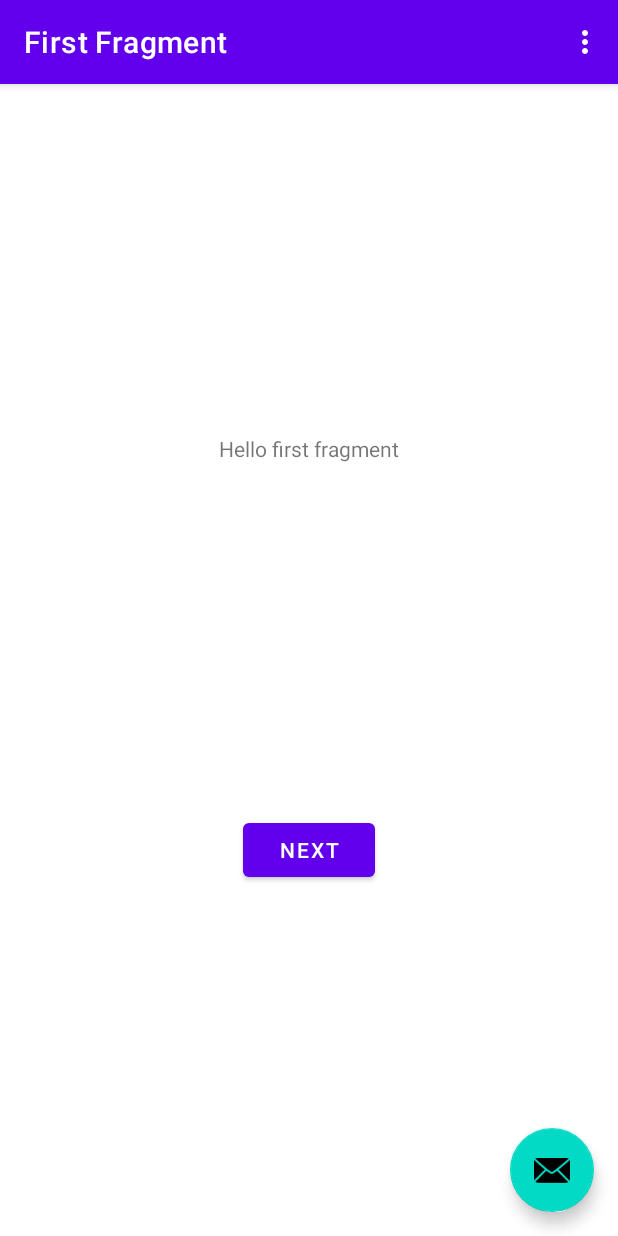
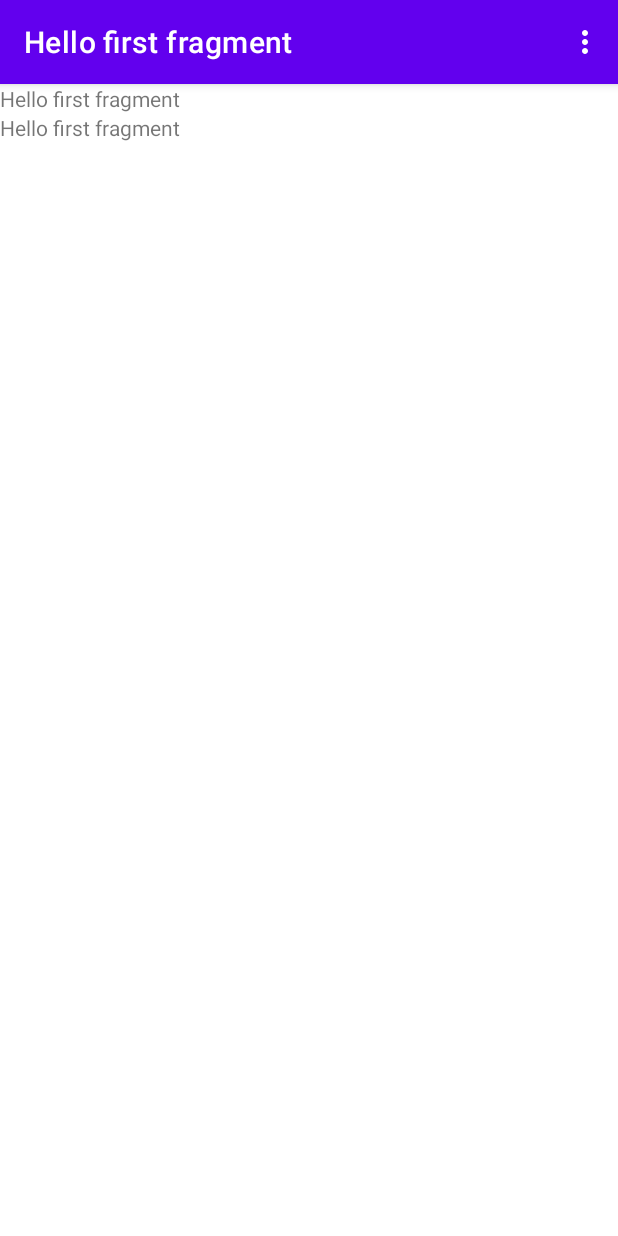
Before and after one commit to joelbolduc/Calorie-Counter, an Android app: the screen it shows after launch (MainActivity), on a phone screen of 412 x 824 dp. Run offline under Robolectric (Android 15) with nearby library versions, the phone set to English and light mode, and no system bars; our stand-ins replace navigation-ui.

Commit message:
Improved the step counting algorithm and added calorie estimation

```diff
--- a/app/src/main/java/com/example/mylocation/caloriecounter/FirstFragment.java
+++ b/app/src/main/java/com/example/mylocation/caloriecounter/FirstFragment.java
@@ -26,18 +26,6 @@ public class FirstFragment extends Fragment {
 
     }
 
-    public void onViewCreated(@NonNull View view, Bundle savedInstanceState) {
-        super.onViewCreated(view, savedInstanceState);
-
-        binding.buttonFirst.setOnClickListener(new View.OnClickListener() {
-            @Override
-            public void onClick(View view) {
-                NavHostFragment.findNavController(FirstFragment.this)
-                        .navigate(R.id.action_FirstFragment_to_SecondFragment);
-            }
-        });
-    }
-
     @Override
     public void onDestroyView() {
         super.onDestroyView();
--- a/app/src/main/java/com/example/mylocation/caloriecounter/MainActivity.java
+++ b/app/src/main/java/com/example/mylocation/caloriecounter/MainActivity.java
@@ -4,10 +4,12 @@ import android.content.BroadcastReceiver;
 import android.content.Context;
 import android.content.Intent;
 import android.content.IntentFilter;
+import android.os.Build;
 import android.os.Bundle;
 
 import com.google.android.material.snackbar.Snackbar;
 
+import androidx.annotation.RequiresApi;
 import androidx.appcompat.app.AppCompatActivity;
 
 import android.view.View;
@@ -30,8 +32,10 @@ public class MainActivity extends AppCompatActivity {
     Context context;
     BroadcastReceiver updateUIReciver;
     double steps=0;
+    double cals=0;
 
 
+    @RequiresApi(api = Build.VERSION_CODES.M)
     @Override
     protected void onCreate(Bundle savedInstanceState) {
         super.onCreate(savedInstanceState);
@@ -45,27 +49,23 @@ public class MainActivity extends AppCompatActivity {
         appBarConfiguration = new AppBarConfiguration.Builder(navController.getGraph()).build();
         NavigationUI.setupActionBarWithNavController(this, navController, appBarConfiguration);
 
-        binding.fab.setOnClickListener(new View.OnClickListener() {
-            @Override
-            public void onClick(View view) {
-                Snackbar.make(view, "Replace with your own action", Snackbar.LENGTH_LONG)
-                        .setAction("Action", null).show();
-            }
-        });
-
         Intent i = new Intent(MainActivity.this, StepCounterService.class);
         startService(i);
         context = this;
 
         IntentFilter filter = new IntentFilter();
         filter.addAction("service.to.activity.transfer");
-        updateUIReciver = new BroadcastReceiver() {
+        updateUIReciver = new BroadcastReceiver(){
             @Override
             public void onReceive(Context context, Intent intent) {
                 //UI update here
                 if (intent != null){
                     steps=Double.parseDouble(intent.getStringExtra("steps"));
-                    ((TextView) findViewById(R.id.textview_first)).setText(Double.toString(steps));
+                    cals=Double.parseDouble(intent.getStringExtra("cals"));
+
+                    ((TextView) findViewById(R.id.textview_calories)).setText("Calories burned : "+Double.toString(cals));
+                    ((TextView) findViewById(R.id.textview_steps)).setText("Steps taken : "+Double.toString(steps));
+
                 }
             }
         };
--- a/app/src/main/res/layout/activity_main.xml
+++ b/app/src/main/res/layout/activity_main.xml
@@ -9,26 +9,19 @@
     <com.google.android.material.appbar.AppBarLayout
         android:layout_width="match_parent"
         android:layout_height="wrap_content"
-        android:theme="@style/Theme.CalorieCounter.AppBarOverlay">
+        android:theme="@style/Theme.CalorieCounter.AppBarOverlay" >
+
 
         <androidx.appcompat.widget.Toolbar
             android:id="@+id/toolbar"
             android:layout_width="match_parent"
             android:layout_height="?attr/actionBarSize"
             android:background="?attr/colorPrimary"
-            app:popupTheme="@style/Theme.CalorieCounter.PopupOverlay" />
+            app:popupTheme="@style/Theme.CalorieCounter.PopupOverlay" ></androidx.appcompat.widget.Toolbar>
+
 
     </com.google.android.material.appbar.AppBarLayout>
 
     <include layout="@layout/content_main" />
 
-    <com.google.android.material.floatingactionbutton.FloatingActionButton
-        android:id="@+id/fab"
-        android:layout_width="wrap_content"
-        android:layout_height="wrap_content"
-        android:layout_gravity="bottom|end"
-        android:layout_marginEnd="@dimen/fab_margin"
-        android:layout_marginBottom="16dp"
-        app:srcCompat="@android:drawable/ic_dialog_email" />
-
 </androidx.coordinatorlayout.widget.CoordinatorLayout>
--- a/app/src/main/res/layout/fragment_first.xml
+++ b/app/src/main/res/layout/fragment_first.xml
@@ -1,28 +1,23 @@
 <?xml version="1.0" encoding="utf-8"?>
-<androidx.constraintlayout.widget.ConstraintLayout xmlns:android="http://schemas.android.com/apk/res/android"
-    xmlns:app="http://schemas.android.com/apk/res-auto"
+
+<RelativeLayout xmlns:app="http://schemas.android.com/apk/res-auto"
     xmlns:tools="http://schemas.android.com/tools"
     android:layout_width="match_parent"
     android:layout_height="match_parent"
+    xmlns:android="http://schemas.android.com/apk/res/android"
     tools:context=".FirstFragment">
 
     <TextView
-        android:id="@+id/textview_first"
+        android:id="@+id/textview_steps"
+        android:layout_width="wrap_content"
+        android:layout_height="wrap_content"
+        android:text="@string/hello_first_fragment" />
+
+    <TextView
+        android:id="@+id/textview_calories"
         android:layout_width="wrap_content"
         android:layout_height="wrap_content"
         android:text="@string/hello_first_fragment"
-        app:layout_constraintBottom_toTopOf="@id/button_first"
-        app:layout_constraintEnd_toEndOf="parent"
-        app:layout_constraintStart_toStartOf="parent"
-        app:layout_constraintTop_toTopOf="parent" />
+        android:layout_below="@+id/textview_steps" />
 
-    <Button
-        android:id="@+id/button_first"
-        android:layout_width="wrap_content"
-        android:layout_height="wrap_content"
-        android:text="@string/next"
-        app:layout_constraintBottom_toBottomOf="parent"
-        app:layout_constraintEnd_toEndOf="parent"
-        app:layout_constraintStart_toStartOf="parent"
-        app:layout_constraintTop_toBottomOf="@id/textview_first" />
-</androidx.constraintlayout.widget.ConstraintLayout>
+</RelativeLayout>
--- a/app/src/main/res/navigation/nav_graph.xml
+++ b/app/src/main/res/navigation/nav_graph.xml
@@ -8,7 +8,7 @@
     <fragment
         android:id="@+id/FirstFragment"
         android:name="com.example.mylocation.caloriecounter.FirstFragment"
-        android:label="@string/first_fragment_label"
+        android:label="@string/hello_first_fragment"
         tools:layout="@layout/fragment_first">
 
         <action
--- a/build.gradle
+++ b/build.gradle
@@ -1,7 +1,7 @@
 // Top-level build file where you can add configuration options common to all sub-projects/modules.
 plugins {
-    id 'com.android.application' version '7.1.2' apply false
-    id 'com.android.library' version '7.1.2' apply false
+    id 'com.android.application' version '7.2.1' apply false
+    id 'com.android.library' version '7.2.1' apply false
 }
 
 task clean(type: Delete) {
```
Also changed, not shown: app/src/main/AndroidManifest.xml (+5 -3 lines), app/src/main/java/com/example/mylocation/caloriecounter/StepCounterService.java (+58 -25 lines), gradle/wrapper/gradle-wrapper.properties.
